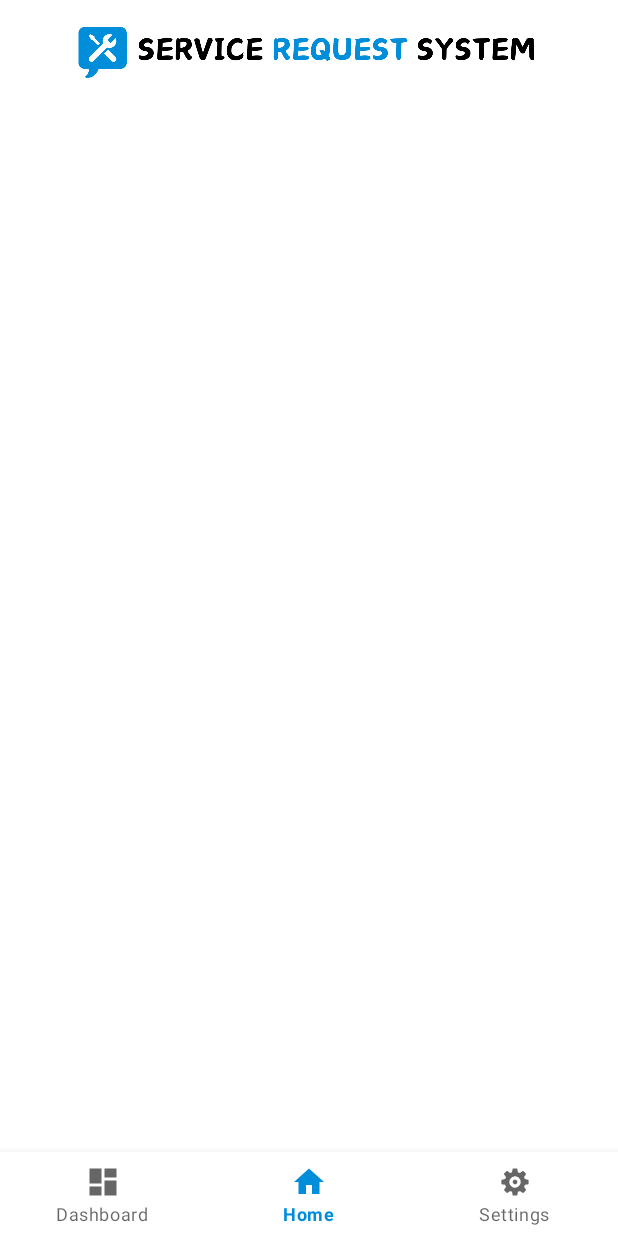
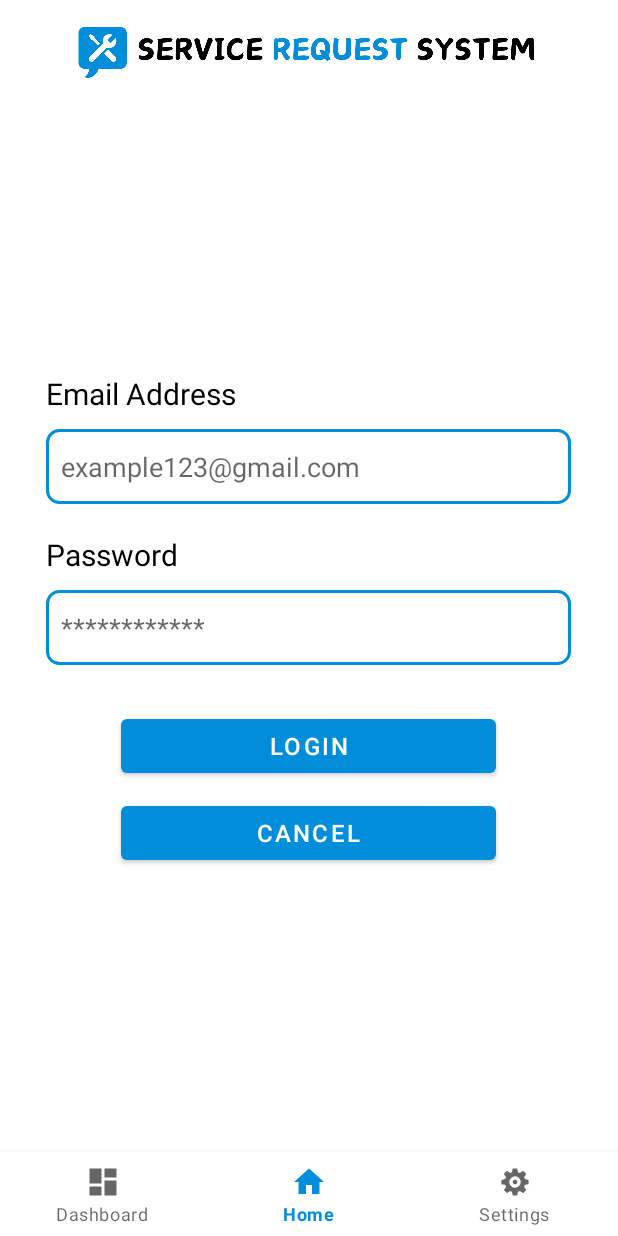
Before and after one commit to Brandon-Faulkner/Team4-SRS, an Android app: the screen it shows after launch (MainActivity), on a phone screen of 412 x 824 dp. Run offline under Robolectric (Android 15) with nearby library versions, the phone set to English and light mode, and no system bars; our stand-ins replace navigation-ui.

Commit message:
Added elements to login_steps layout in home fragment.

```diff
--- a/app/src/main/res/layout/fragment_home.xml
+++ b/app/src/main/res/layout/fragment_home.xml
@@ -69,12 +69,96 @@
         android:id="@+id/login_steps"
         android:layout_width="0dp"
         android:layout_height="0dp"
+        android:gravity="center"
         android:orientation="vertical"
-        android:visibility="gone"
         app:layout_constraintBottom_toBottomOf="parent"
         app:layout_constraintEnd_toEndOf="parent"
         app:layout_constraintStart_toStartOf="parent"
-        app:layout_constraintTop_toBottomOf="@+id/app_title_logo"></LinearLayout>
+        app:layout_constraintTop_toBottomOf="@+id/app_title_logo">
+
+        <TextView
+            android:id="@+id/login_email_label"
+            android:layout_width="wrap_content"
+            android:layout_height="wrap_content"
+            android:layout_marginStart="10dp"
+            android:layout_marginEnd="10dp"
+            android:minWidth="350dp"
+            android:text="@string/login_email_title"
+            android:textColor="?android:attr/colorForeground"
+            android:textSize="20sp" />
+
+        <EditText
+            android:id="@+id/login_email_input"
+            android:layout_width="wrap_content"
+            android:layout_height="wrap_content"
+            android:layout_marginStart="10dp"
+            android:layout_marginTop="10dp"
+            android:layout_marginEnd="10dp"
+            android:layout_marginBottom="10dp"
+            android:autofillHints="emailAddress"
+            android:background="@drawable/search_bar_background"
+            android:ems="10"
+            android:hint="@string/login_email_hint"
+            android:inputType="textEmailAddress"
+            android:minWidth="350dp"
+            android:minHeight="50dp"
+            android:paddingStart="@dimen/general_padding"
+            android:paddingEnd="@dimen/general_padding"
+            android:textColor="?android:attr/colorForeground"
+            tools:ignore="TextContrastCheck" />
+
+        <TextView
+            android:id="@+id/login_password_label"
+            android:layout_width="wrap_content"
+            android:layout_height="wrap_content"
+            android:layout_marginStart="10dp"
+            android:layout_marginTop="10dp"
+            android:layout_marginEnd="10dp"
+            android:minWidth="350dp"
+            android:text="@string/login_password_title"
+            android:textColor="?android:attr/colorForeground"
+            android:textSize="20sp" />
+
+        <EditText
+            android:id="@+id/login_password_input"
+            android:layout_width="wrap_content"
+            android:layout_height="wrap_content"
+            android:layout_marginStart="10dp"
+            android:layout_marginTop="10dp"
+            android:layout_marginEnd="10dp"
+            android:layout_marginBottom="10dp"
+            android:autofillHints="password"
+            android:background="@drawable/search_bar_background"
+            android:ems="10"
+            android:hint="@string/login_password_hint"
+            android:inputType="textPassword"
+            android:minWidth="350dp"
+            android:minHeight="50dp"
+            android:paddingStart="@dimen/general_padding"
+            android:paddingEnd="@dimen/general_padding"
+            android:textColor="?android:attr/colorForeground"
+            tools:ignore="TextContrastCheck" />
+
+        <Button
+            android:id="@+id/login_steps_login_btn"
+            android:layout_width="wrap_content"
+            android:layout_height="wrap_content"
+            android:layout_marginTop="20dp"
+            android:minWidth="250dp"
+            android:text="@string/user_login_button"
+            android:textSize="16sp"
+            tools:ignore="TextContrastCheck" />
+
+        <Button
+            android:id="@+id/login_steps_cancel_btn"
+            android:layout_width="wrap_content"
+            android:layout_height="wrap_content"
+            android:layout_marginTop="10dp"
+            android:minWidth="250dp"
+            android:text="@string/general_cancel_title"
+            android:textSize="16sp"
+            tools:ignore="TextContrastCheck" />
+    </LinearLayout>
 
     <LinearLayout
         android:id="@+id/register_steps"
@@ -124,7 +208,7 @@
                 android:layout_weight="1"
                 android:gravity="center"
                 android:orientation="vertical"
-                android:padding="@dimen/service_buttons_padding"
+                android:padding="@dimen/general_padding"
                 android:weightSum="1">
 
                 <ImageButton
@@ -156,7 +240,7 @@
                 android:layout_weight="1"
                 android:gravity="center"
                 android:orientation="vertical"
-                android:padding="@dimen/service_buttons_padding"
+                android:padding="@dimen/general_padding"
                 android:weightSum="1">
 
                 <ImageButton
@@ -188,7 +272,7 @@
                 android:layout_weight="1"
                 android:gravity="center"
                 android:orientation="vertical"
-                android:padding="@dimen/service_buttons_padding"
+                android:padding="@dimen/general_padding"
                 android:weightSum="1">
 
                 <ImageButton
@@ -228,7 +312,7 @@
                 android:layout_weight="1"
                 android:gravity="center"
                 android:orientation="vertical"
-                android:padding="@dimen/service_buttons_padding"
+                android:padding="@dimen/general_padding"
                 android:weightSum="1">
 
                 <ImageButton
@@ -260,7 +344,7 @@
                 android:layout_weight="1"
                 android:gravity="center"
                 android:orientation="vertical"
-                android:padding="@dimen/service_buttons_padding"
+                android:padding="@dimen/general_padding"
                 android:weightSum="1">
 
                 <ImageButton
@@ -292,7 +376,7 @@
                 android:layout_weight="1"
                 android:gravity="center"
                 android:orientation="vertical"
-                android:padding="@dimen/service_buttons_padding"
+                android:padding="@dimen/general_padding"
                 android:weightSum="1">
 
                 <ImageButton
@@ -332,7 +416,7 @@
                 android:layout_weight="1"
                 android:gravity="center"
                 android:orientation="vertical"
-                android:padding="@dimen/service_buttons_padding"
+                android:padding="@dimen/general_padding"
                 android:weightSum="1">
 
                 <ImageButton
@@ -364,7 +448,7 @@
                 android:layout_weight="1"
                 android:gravity="center"
                 android:orientation="vertical"
-                android:padding="@dimen/service_buttons_padding"
+                android:padding="@dimen/general_padding"
                 android:weightSum="1">
 
                 <ImageButton
@@ -396,7 +480,7 @@
                 android:layout_weight="1"
                 android:gravity="center"
                 android:orientation="vertical"
-                android:padding="@dimen/service_buttons_padding"
+                android:padding="@dimen/general_padding"
                 android:weightSum="1">
 
                 <ImageButton
--- a/app/src/main/res/values/dimens.xml
+++ b/app/src/main/res/values/dimens.xml
@@ -3,5 +3,5 @@
     <dimen name="activity_horizontal_margin">16dp</dimen>
     <dimen name="activity_vertical_margin">16dp</dimen>
 
-    <dimen name="service_buttons_padding">10dp</dimen>
+    <dimen name="general_padding">10dp</dimen>
 </resources>
--- a/app/src/main/res/values/strings.xml
+++ b/app/src/main/res/values/strings.xml
@@ -3,10 +3,16 @@
     <string name="title_home">Home</string>
     <string name="title_dashboard">Dashboard</string>
     <string name="title_settings">Settings</string>
+    <string name="general_cancel_title">Cancel</string>
 
     <string name="user_login_button">Login</string>
     <string name="user_register_button">Register</string>
     <string name="guest_button"><u>Continue as Guest</u></string>
+
+    <string name="login_email_title">Email Address</string>
+    <string name="login_email_hint">example123@gmail.com</string>
+    <string name="login_password_title">Password</string>
+    <string name="login_password_hint">************</string>
 
     <string name="appliance_title">Appliances</string>
     <string name="appliance_description">Appliance Service</string>
```
